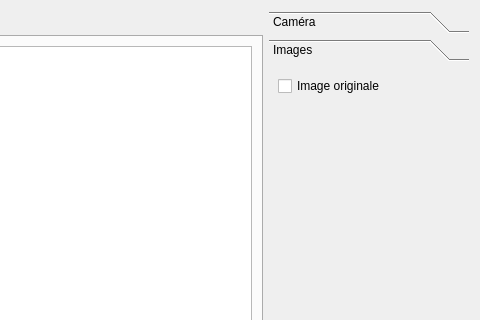
jlfrucot/vizualizator, file vizualizator/vizualizatorwidget.ui: the form before one commit; both pictures show x 513 to 993 and y 0 to 320 of the 993 by 669 pixel window.
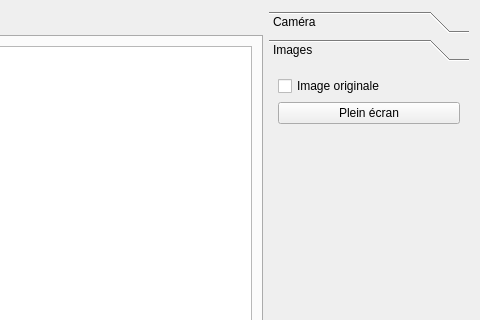
The form after the commit. Custom widgets are drawn as their Qt base class.

Commit message: Possibilité de montrer l'image en fullscreen (début d'implémentation)

Diff of the .ui file:
```diff
--- a/vizualizator/vizualizatorwidget.ui
+++ b/vizualizator/vizualizatorwidget.ui
@@ -388,6 +388,13 @@
              </property>
             </widget>
            </item>
+           <item>
+            <widget class="QPushButton" name="btnFullScreenImage">
+             <property name="text">
+              <string>Plein écran</string>
+             </property>
+            </widget>
+           </item>
            <item>
             <spacer name="verticalSpacer">
              <property name="orientation">
```
The commit also changes 2 other files.
